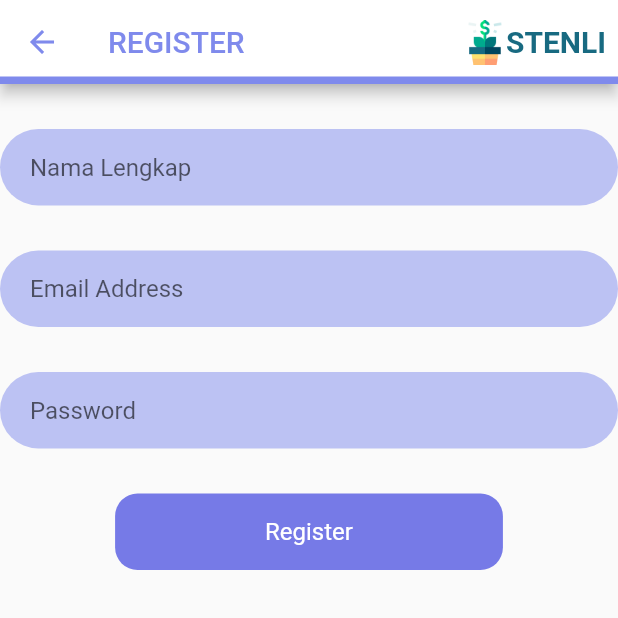
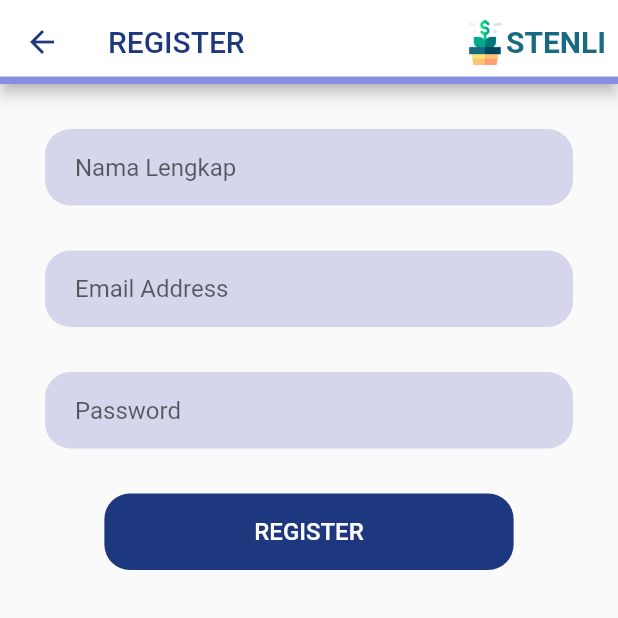
Before and after one commit to davirudo/STENLI-Dart, a Flutter app: the RegisterPage screen opened directly, on a phone screen of 412 x 824 dp, the top half of it. Run offline on Flutter 3.47's test engine with Material 2 defaults, Android fonts, the light colour scheme and no system bars; our stand-ins replace get, shared_preferences; missing offline and left inert: d_chart, d_info, d_method, d_view; accounts and stored records are empty.

Commit message:
improved LoginPage, RegisterPage, and HomePage

```diff
--- a/stenli/lib/config/app_color.dart
+++ b/stenli/lib/config/app_color.dart
@@ -2,17 +2,17 @@ import 'dart:ui';
 import 'package:flutter/material.dart';
 
 class AppColor {
-  static const primary = Color(0xff767AE7);
-  static const secondary = Color.fromARGB(255, 179, 181, 237);
+  static const primary = Color(0xff1E387F);
+  static const secondary = Color.fromARGB(255, 112, 144, 233);
   static const bg = Color.fromARGB(255, 129, 131, 188);
   static const chart = Color.fromARGB(255, 177, 179, 220);
 
-  static const sred = Color(0xffDC6767);
-  static const red = Color(0xffDB9494);
-  static const green = Color(0xffAFEB9F);
+  static const sred = Color.fromARGB(255, 218, 106, 106);
+  static const red = Color.fromARGB(255, 255, 154, 154);
+  static const green = Color.fromARGB(255, 157, 255, 129);
   static const sgreen = Color(0xFF83DE6C);
-  static const blue = Color(0xff9FA4CE);
-  static const sblue = Color(0xFF7F8AEC);
-  static const yellow = Color(0xffD8DB5C);
-  static const orange = Color(0xFFDB9C53);
+  static const blue = Color.fromARGB(255, 129, 141, 255);
+  static const sblue = Color.fromARGB(255, 132, 143, 226);
+  static const yellow = Color.fromARGB(255, 253, 255, 128);
+  static const syellow = Color.fromARGB(255, 222, 218, 130);
 }
--- a/stenli/lib/config/widget/app_bar.dart
+++ b/stenli/lib/config/widget/app_bar.dart
@@ -17,7 +17,7 @@ class CustomBar extends StatelessWidget implements PreferredSizeWidget {
     return AppBar(
       toolbarHeight: 70,
       backgroundColor: Colors.white,
-      foregroundColor: AppColor.sblue,
+      foregroundColor: AppColor.primary,
       shape: Border(bottom: BorderSide(color: lineColor, width: 5)),
       elevation: 4,
       title: Text(judul),
--- a/stenli/lib/presentation/page/auth/register_page.dart
+++ b/stenli/lib/presentation/page/auth/register_page.dart
@@ -4,6 +4,7 @@ import 'package:flutter/material.dart';
 import 'package:get/get.dart';
 import 'package:stenli/presentation/page/auth/login_page.dart';
 
+import '../../../config/app_fonts.dart';
 import '../../../config/widget/app_bar.dart';
 import '../../../data/source/source_user.dart';
 
@@ -35,11 +36,8 @@ class RegisterPageState extends State<RegisterPage> {
       appBar: CustomBar(judul: "REGISTER", lineColor: AppColor.sblue),
       body: LayoutBuilder(
         builder: (Context, Constraints) {
-          return SingleChildScrollView(
-            child: ConstrainedBox(
-              constraints: BoxConstraints(
-                minHeight: Constraints.maxHeight,
-              ),
+          return Padding(
+            padding: const EdgeInsets.symmetric(horizontal: 30.0),
             child: Column(
               crossAxisAlignment: CrossAxisAlignment.start,
               children: [
@@ -55,12 +53,11 @@ class RegisterPageState extends State<RegisterPage> {
                         validator: (value) =>
                             value == '' ? 'Jangan kosong' : null,
                         autovalidateMode: AutovalidateMode.onUserInteraction,
-                          style: const TextStyle(color: AppColor.sblue),
                         decoration: InputDecoration(
-                            fillColor: AppColor.sblue.withOpacity(0.5),
+                          fillColor: AppColor.chart.withOpacity(0.5),
                           filled: true,
                           border: OutlineInputBorder(
-                              borderRadius: BorderRadius.circular(30),
+                            borderRadius: BorderRadius.circular(17),
                             borderSide: BorderSide.none,
                           ),
                           hintText: 'Nama Lengkap',
@@ -77,12 +74,11 @@ class RegisterPageState extends State<RegisterPage> {
                         validator: (value) =>
                             value == '' ? 'Jangan kosong' : null,
                         autovalidateMode: AutovalidateMode.onUserInteraction,
-                          style: const TextStyle(color: AppColor.sblue),
                         decoration: InputDecoration(
-                            fillColor: AppColor.sblue.withOpacity(0.5),
+                          fillColor: AppColor.chart.withOpacity(0.5),
                           filled: true,
                           border: OutlineInputBorder(
-                              borderRadius: BorderRadius.circular(30),
+                            borderRadius: BorderRadius.circular(17),
                             borderSide: BorderSide.none,
                           ),
                           hintText: 'Email Address',
@@ -102,12 +98,11 @@ class RegisterPageState extends State<RegisterPage> {
                             value == '' ? 'Jangan kosong' : null,
                         autovalidateMode: AutovalidateMode.onUserInteraction,
                         obscureText: true,
-                          style: const TextStyle(color: AppColor.sblue),
                         decoration: InputDecoration(
-                            fillColor: AppColor.sblue.withOpacity(0.5),
+                          fillColor: AppColor.chart.withOpacity(0.5),
                           filled: true,
                           border: OutlineInputBorder(
-                              borderRadius: BorderRadius.circular(30),
+                            borderRadius: BorderRadius.circular(17),
                             borderSide: BorderSide.none,
                           ),
                           hintText: 'Password',
@@ -123,7 +118,7 @@ class RegisterPageState extends State<RegisterPage> {
                         child: Material(
                           //button//
                           color: AppColor.primary,
-                            borderRadius: BorderRadius.circular(15),
+                          borderRadius: BorderRadius.circular(17),
                           child: InkWell(
                             borderRadius: BorderRadius.circular(40),
                             onTap: () => register(),
@@ -131,11 +126,9 @@ class RegisterPageState extends State<RegisterPage> {
                               padding: const EdgeInsets.symmetric(
                                   horizontal: 100, vertical: 16),
                               child: Text(
-                                  'Register',
-                                  style: TextStyle(
-                                    color: Colors.white,
-                                    fontSize: 16,
-                                  ),
+                                'REGISTER',
+                                style: AppFonts.desc.copyWith(
+                                    color: Colors.white, fontSize: 16),
                               ),
                             ),
                           ),
@@ -146,7 +139,6 @@ class RegisterPageState extends State<RegisterPage> {
                 ),
               ],
             ),
-            ),
           );
         },
       ),
--- a/stenli/lib/presentation/page/home_page.dart
+++ b/stenli/lib/presentation/page/home_page.dart
@@ -367,7 +367,7 @@ class _HomePageState extends State<HomePage> {
                               padding: EdgeInsets.all(9),
                               decoration: BoxDecoration(
                                   shape: BoxShape.circle,
-                                  color: AppColor.orange),
+                                  color: AppColor.syellow),
                               child: Image.asset(
                                 AppAsset.menabung,
                                 height: 38,
```
Also changed, not shown: stenli/lib/presentation/page/auth/login_page.dart (+13 -20 lines). Lines whose indentation alone changed are shown as unchanged.
